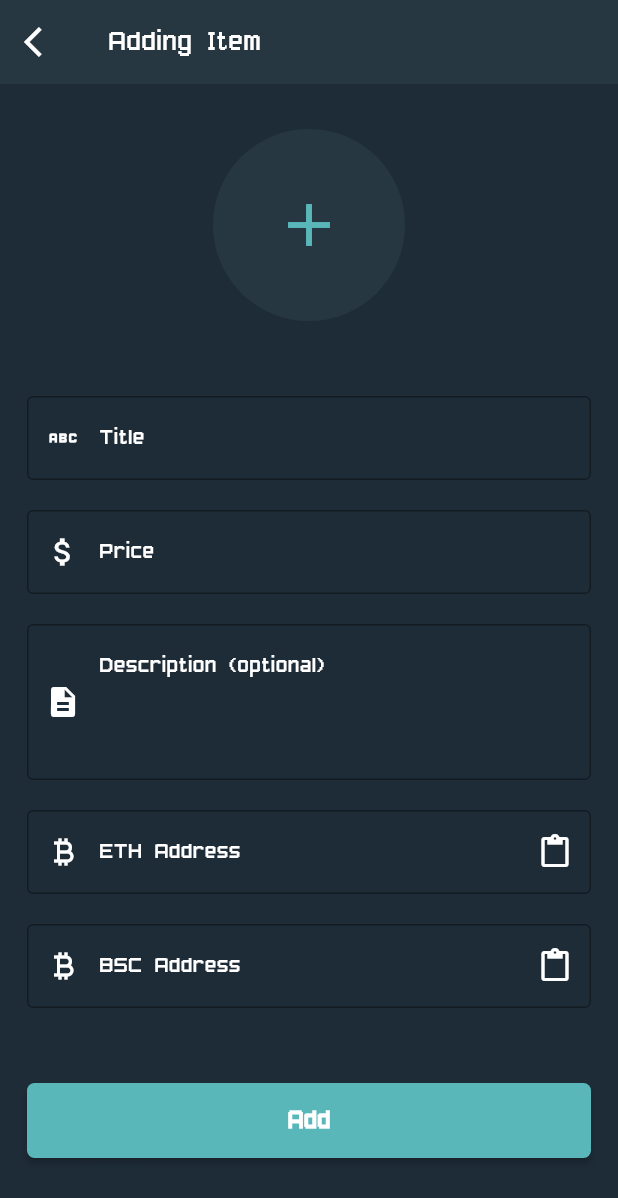
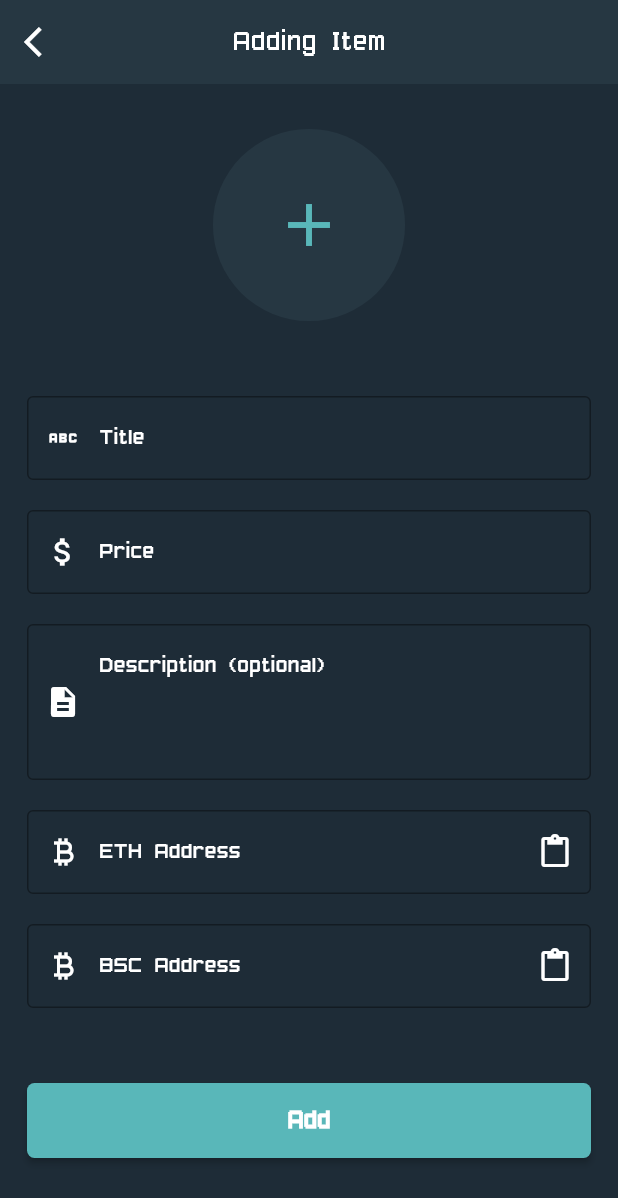
Before and after one commit to vladzaba/CryptoFunding, a Flutter app: the AddingItemPage screen opened by its route, on a phone screen of 412 x 824 dp. Shown: the top 1198 px of the screen. Run offline on Flutter 3.47's test engine with Material 2 defaults, Android fonts, the phone set to English and light mode, and no system bars; drawn by our look-alikes of argon_buttons_flutter, zoom_tap_animation; our stand-ins replace another_flushbar, cloud_firestore, firebase_auth, firebase_core, firebase_storage, glassmorphism and 3 more; accounts and stored records are empty.

Commit message:
ThemeData added

```diff
--- a/lib/pages/adding_item_page.dart
+++ b/lib/pages/adding_item_page.dart
@@ -2,14 +2,15 @@
 
 import 'dart:io';
 
-import 'package:another_flushbar/flushbar.dart';
 import 'package:argon_buttons_flutter/argon_buttons_flutter.dart';
 import 'package:crypto_funding_app/models/funding_item.dart';
 import 'package:crypto_funding_app/services/authentication_service.dart';
 import 'package:crypto_funding_app/providers/database_provider.dart';
 import 'package:crypto_funding_app/services/cloud_storage_service.dart';
+import 'package:crypto_funding_app/themes/text_styles.dart';
 
 import 'package:crypto_funding_app/widgets/custom_form_field.dart';
+import 'package:crypto_funding_app/widgets/custom_snackbar.dart';
 import 'package:firebase_auth/firebase_auth.dart';
 import 'package:flutter/material.dart';
 import 'package:flutter/services.dart';
@@ -69,7 +70,6 @@ class _AddingItemPageState extends State<AddingItemPage> {
 
     return Scaffold(
       appBar: AppBar(
-        backgroundColor: const Color(0xff263742),
         title: const Text('Adding Item'),
         leading: IconButton(
           icon: const Icon(Icons.arrow_back_ios),
@@ -77,7 +77,6 @@ class _AddingItemPageState extends State<AddingItemPage> {
             Navigator.of(context).pop();
           },
         ),
-        elevation: 0.0,
       ),
       resizeToAvoidBottomInset: false,
       backgroundColor: const Color(0xff1e2c37),
@@ -239,16 +238,9 @@ class _AddingItemPageState extends State<AddingItemPage> {
 
                     if (image == null) {
                       stopLoading();
-                      Flushbar(
-                        flushbarPosition: FlushbarPosition.TOP,
-                        backgroundColor: const Color(0xff263742),
-                        messageText: const Center(
-                            child: Text(
-                          'Image field should not be empty',
-                          style: TextStyle(color: Colors.white),
-                        )),
-                        duration: const Duration(seconds: 2),
-                      ).show(context);
+                      CustomSnackBar(
+                        text: 'Image field should not be empty',
+                      ).showSnackbar(context);
                       return;
                     }
 
@@ -287,11 +279,7 @@ class _AddingItemPageState extends State<AddingItemPage> {
                 },
                 child: const Text(
                   'Add',
-                  style: TextStyle(
-                    color: Colors.white,
-                    fontSize: 18,
-                    fontWeight: FontWeight.w700,
-                  ),
+                  style: TextStyles.buttonTextStyle,
                 ),
               ),
             ],
--- a/lib/pages/home_page.dart
+++ b/lib/pages/home_page.dart
@@ -17,7 +17,6 @@ class HomePage extends StatelessWidget {
 
     return Scaffold(
       appBar: AppBar(
-        backgroundColor: const Color(0xff263742),
         title: const Text('Fundings'),
         leading: IconButton(
           onPressed: () {
@@ -33,7 +32,6 @@ class HomePage extends StatelessWidget {
             icon: const Icon(Icons.add_circle),
           ),
         ],
-        elevation: 0.0,
       ),
       backgroundColor: const Color(0xff1e2c37),
       body: RefreshIndicator(
--- /dev/null
+++ b/lib/themes/custom_theme.dart
@@ -0,0 +1,14 @@
+import 'package:flutter/material.dart';
+
+class CustomTheme {
+  static ThemeData appTheme = ThemeData(
+    fontFamily: 'Arcade',
+    splashColor: Colors.transparent,
+    highlightColor: Colors.transparent,
+    appBarTheme: const AppBarTheme(
+      backgroundColor: Color(0xff263742),
+      centerTitle: true,
+      elevation: 0.0,
+    ),
+  );
+}
--- /dev/null
+++ b/lib/themes/text_styles.dart
@@ -0,0 +1,36 @@
+import 'package:flutter/material.dart';
+
+class TextStyles {
+  static const TextStyle titleLarge = TextStyle(
+    color: Colors.white,
+    fontSize: 32,
+  );
+
+  static const TextStyle titleMedium = TextStyle(
+    color: Colors.white,
+    fontSize: 28,
+    fontWeight: FontWeight.bold,
+  );
+
+  static const TextStyle titleSmall = TextStyle(
+    color: Colors.white,
+    fontWeight: FontWeight.bold,
+    fontSize: 16,
+  );
+
+  static const TextStyle bodyMedium = TextStyle(
+    color: Colors.white,
+    fontSize: 16,
+  );
+
+  static const TextStyle bodySmall = TextStyle(
+    color: Colors.white,
+    fontSize: 15,
+  );
+
+  static const TextStyle buttonTextStyle = TextStyle(
+    color: Colors.white,
+    fontSize: 18,
+    fontWeight: FontWeight.w700,
+  );
+}
--- /dev/null
+++ b/lib/widgets/custom_snackbar.dart
@@ -0,0 +1,26 @@
+import 'package:another_flushbar/flushbar.dart';
+import 'package:flutter/material.dart';
+
+import '../themes/text_styles.dart';
+
+class CustomSnackBar {
+  final String text;
+
+  CustomSnackBar({
+    required this.text,
+  });
+
+  Future<dynamic> showSnackbar(BuildContext context) async {
+    Flushbar(
+      flushbarPosition: FlushbarPosition.TOP,
+      backgroundColor: const Color(0xff263742),
+      messageText: Center(
+        child: Text(
+          text,
+          style: TextStyles.bodyMedium,
+        ),
+      ),
+      duration: const Duration(seconds: 2),
+    ).show(context);
+  }
+}
```
Also changed, not shown: lib/main.dart (+7 -12 lines), lib/pages/item_details_page.dart (+14 -53 lines), lib/pages/login_page.dart (+8 -22 lines), lib/pages/profile_page.dart (+6 -4 lines), lib/pages/register_page.dart (+7 -22 lines), lib/widgets/crypto_progress_indicator.dart (+6 -10 lines), lib/widgets/funding_card.dart (+6 -19 lines).
